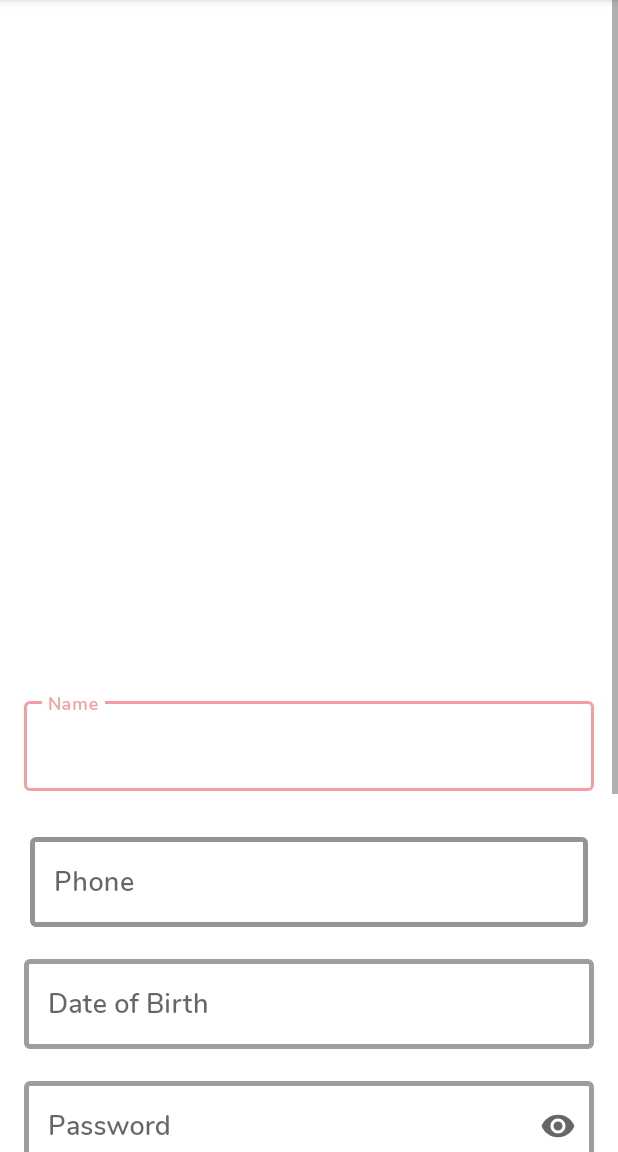
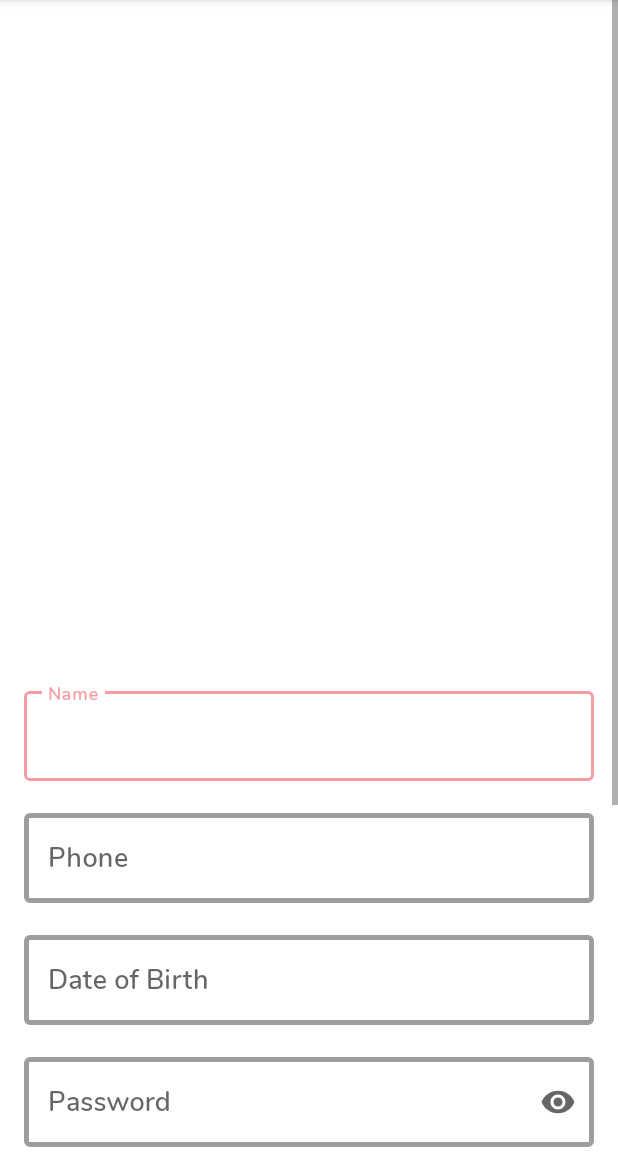
Before and after one commit to sbansal1999/medical-gateway, an Android app: the RegisterActivity screen opened directly, with no data from a screen before it, on a phone screen of 412 x 824 dp, the part 84-1236 px from its top. Run offline under Robolectric (Android 15) with nearby library versions, the phone set to English and light mode, and no system bars.

Commit message:
Minor Changes

```diff
--- a/app/src/main/res/layout/activity_register.xml
+++ b/app/src/main/res/layout/activity_register.xml
@@ -42,15 +42,7 @@
 
             <com.google.android.material.textfield.TextInputLayout
                 android:id="@+id/text_number"
-                style="@style/Widget.MaterialComponents.TextInputLayout.OutlinedBox"
-                android:layout_width="match_parent"
-                android:layout_height="wrap_content"
-                android:layout_marginStart="20dp"
-                android:layout_marginLeft="20dp"
-                android:layout_marginTop="25dp"
-                android:layout_marginEnd="20dp"
-                android:layout_marginRight="20dp"
-                app:boxStrokeColor="#00008B"
+               style="@style/textStyle_register_input"
                 app:boxStrokeWidth="3dp"
                 app:endIconMode="clear_text"
                 app:layout_constraintEnd_toEndOf="parent"
```
Also changed, not shown: app/src/main/java/com/example/medicalgateway/DatePickerFragment.java (+8 -1 lines).
